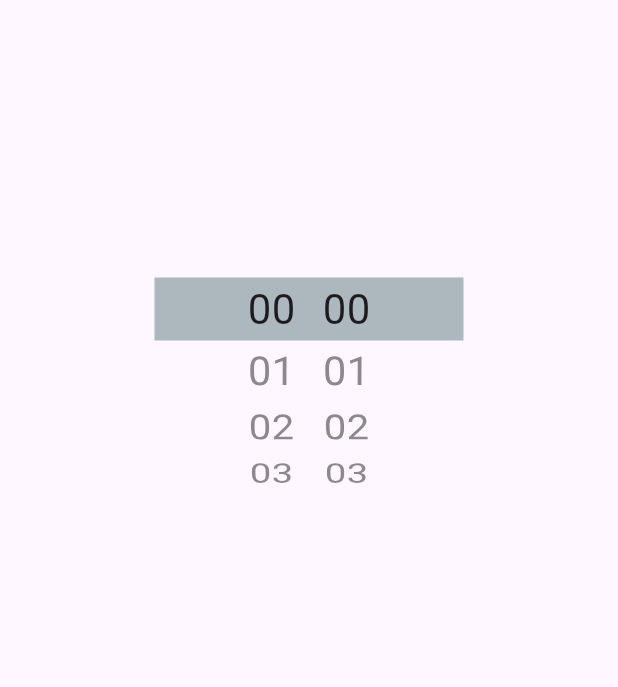
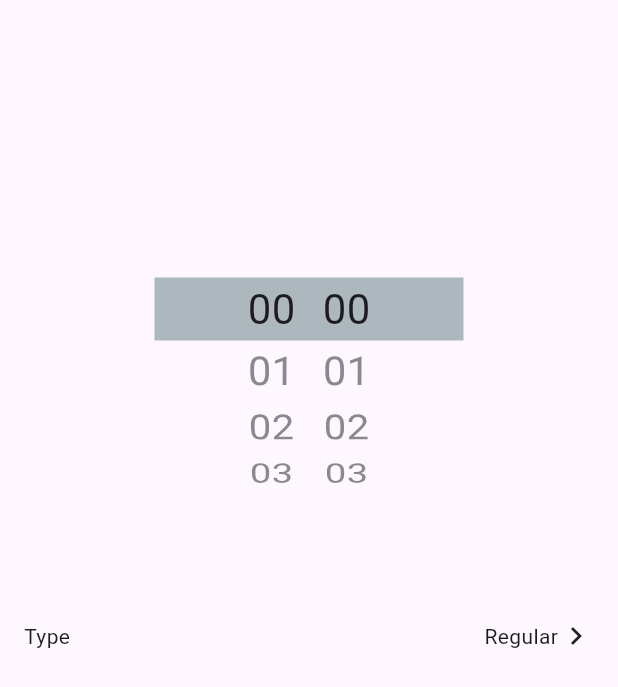
Before and after one commit to jokoolle-183/getup, a Flutter app: the CreateNewAlarmScreen screen opened by its route, on a phone screen of 412 x 824 dp. Shown: the top 687 px of the screen. Run offline on Flutter 3.47's test engine with Material 3 defaults, Android fonts, the phone set to English and light mode, and no system bars; our stand-ins replace drift, drift_flutter, equatable, flutter_bloc, flutter_local_notifications, flutter_timezone and 7 more; missing offline and left inert: alarm, android_intent_plus; accounts and stored records are empty; generated files the repository leaves out were written again; statements that could not run were skipped.

Commit message:
Started implementing type selection

```diff
--- /dev/null
+++ b/lib/presentation/create_new_alarm/alarm_type.dart
@@ -0,0 +1,7 @@
+enum AlarmType {
+  regular("Regular"),
+  recurringDaily("Recurring daily");
+
+  final String typeName;
+  const AlarmType(this.typeName);
+}
--- a/lib/presentation/create_new_alarm/create_new_alarm_cubit.dart
+++ b/lib/presentation/create_new_alarm/create_new_alarm_cubit.dart
@@ -1,5 +1,14 @@
 import 'package:flutter_bloc/flutter_bloc.dart';
+import 'package:walk_it_up/data/repository/alarm_set_repository.dart';
+import 'package:walk_it_up/data/repository/regular_alarm_repository.dart';
+import 'package:walk_it_up/presentation/create_new_alarm/create_new_alarm_state.dart';
 
-class CreateNewAlarmCubit extends Cubit {
-  CreateNewAlarmCubit(super.initialState);
+class CreateNewAlarmCubit extends Cubit<CreateNewAlarmState> {
+  CreateNewAlarmCubit({
+    required this.alarmSetRepository,
+    required this.regularAlarmRepository,
+  }) : super(CreateNewAlarmState.initial());
+
+  final AlarmSetRepository alarmSetRepository;
+  final RegularAlarmRepository regularAlarmRepository;
 }
--- a/lib/presentation/create_new_alarm/create_new_alarm_screen.dart
+++ b/lib/presentation/create_new_alarm/create_new_alarm_screen.dart
@@ -1,4 +1,9 @@
 import 'package:flutter/material.dart';
+import 'package:flutter_bloc/flutter_bloc.dart';
+import 'package:gap/gap.dart';
+import 'package:walk_it_up/main.dart';
+import 'package:walk_it_up/presentation/create_new_alarm/create_new_alarm_cubit.dart';
+import 'package:walk_it_up/presentation/create_new_alarm/create_new_alarm_state.dart';
 
 class CreateNewAlarmScreen extends StatelessWidget {
   const CreateNewAlarmScreen({super.key});
@@ -7,11 +12,19 @@ class CreateNewAlarmScreen extends StatelessWidget {
 
   @override
   Widget build(BuildContext context) {
-    return Scaffold(
+    return BlocProvider(
+      create: (context) => CreateNewAlarmCubit(
+        alarmSetRepository: getIt.get(),
+        regularAlarmRepository: getIt.get(),
+      ),
+      child: BlocBuilder<CreateNewAlarmCubit, CreateNewAlarmState>(
+        builder: (context, state) => Scaffold(
           body: Align(
             alignment: Alignment.topCenter,
             child: LayoutBuilder(builder: (context, constraints) {
-          return SizedBox(
+              return Column(
+                children: [
+                  SizedBox(
                     height: constraints.maxHeight / 2,
                     width: constraints.maxWidth,
                     child: Center(
@@ -44,7 +57,8 @@ class CreateNewAlarmScreen extends StatelessWidget {
                                             alignment: Alignment.center,
                                             child: Text(
                                               e,
-                                      style: const TextStyle(fontSize: 28),
+                                              style:
+                                                  const TextStyle(fontSize: 28),
                                             ),
                                           ))
                                     ],
@@ -63,7 +77,8 @@ class CreateNewAlarmScreen extends StatelessWidget {
                                             alignment: Alignment.center,
                                             child: Text(
                                               e,
-                                      style: const TextStyle(fontSize: 28),
+                                              style:
+                                                  const TextStyle(fontSize: 28),
                                             ),
                                           ))
                                     ],
@@ -75,8 +90,21 @@ class CreateNewAlarmScreen extends StatelessWidget {
                         ],
                       ),
                     ),
+                  ),
+                  Row(
+                    children: [
+                      const Gap(16.0),
+                      const Expanded(child: Text('Type')),
+                      Text(state.type.typeName),
+                      const Icon(Icons.chevron_right_outlined),
+                      const Gap(16.0),
+                    ],
+                  )
+                ],
               );
             }),
+          ),
+        ),
       ),
     );
   }
--- a/lib/presentation/create_new_alarm/create_new_alarm_state.dart
+++ b/lib/presentation/create_new_alarm/create_new_alarm_state.dart
@@ -1,15 +1,38 @@
-// import 'package:freezed_annotation/freezed_annotation.dart';
+import 'package:freezed_annotation/freezed_annotation.dart';
+import 'package:walk_it_up/data/model/weekdays.dart';
+import 'package:walk_it_up/presentation/create_new_alarm/alarm_type.dart';
 
-// part 'create_new_alarm_state.freezed.dart';
+part 'create_new_alarm_state.freezed.dart';
 
+@freezed
+class CreateNewAlarmState with _$CreateNewAlarmState {
+  factory CreateNewAlarmState({
+    required List<DateTime> selectedTime,
+    required AlarmType type,
+    required String soundPath,
+    required bool isVibrate,
+    required List<Weekday> daysOfWeek,
+    int? snoozeDuration,
+    String? label,
+  }) = _CreateNewAlarmState;
 
-// @freezed
-// class CreateNewAlarmState with _$CreateNewAlarmState {
+  factory CreateNewAlarmState.initial() {
+    final now = DateTime.now();
 
-//   factory CreateNewAlarmState({
-//     required List<DateTime> selectedTime,
-//     required alarmTyp
-
-//   }) = _CreateNewAlarmState;
-
-// }
+    return CreateNewAlarmState(
+      selectedTime: [
+        DateTime(
+          now.year,
+          now.month,
+          now.day,
+          10,
+          0,
+        )
+      ],
+      type: AlarmType.regular,
+      soundPath: '',
+      isVibrate: false,
+      daysOfWeek: [],
+    );
+  }
+}
--- a/lib/presentation/edit_alarm/edit_alarm_cubit.dart
+++ b/lib/presentation/edit_alarm/edit_alarm_cubit.dart
@@ -11,15 +11,15 @@ import 'package:walk_it_up/presentation/edit_alarm/durations.dart';
 import 'package:walk_it_up/presentation/edit_alarm/edit_alarm_state.dart';
 
 class EditAlarmCubit extends Cubit<EditAlarmState> {
-  final int? alarmId;
-  final AlarmSetRepository _alarmSetRepository;
-
   EditAlarmCubit(
     this._alarmSetRepository,
     this.alarmId,
   ) : super(EditAlarmState.initial()) {
     _loadInitial(alarmId: alarmId);
   }
+
+  final int? alarmId;
+  final AlarmSetRepository _alarmSetRepository;
 
   void selectFocusDuration(FocusDuration focusDuration) {
     emit(state.copyWith(focusDuration: focusDuration));
```
Also changed, not shown: lib/presentation/create_new_alarm/create_new_alarm_state.freezed.dart (added). Lines whose indentation alone changed are shown as unchanged.
